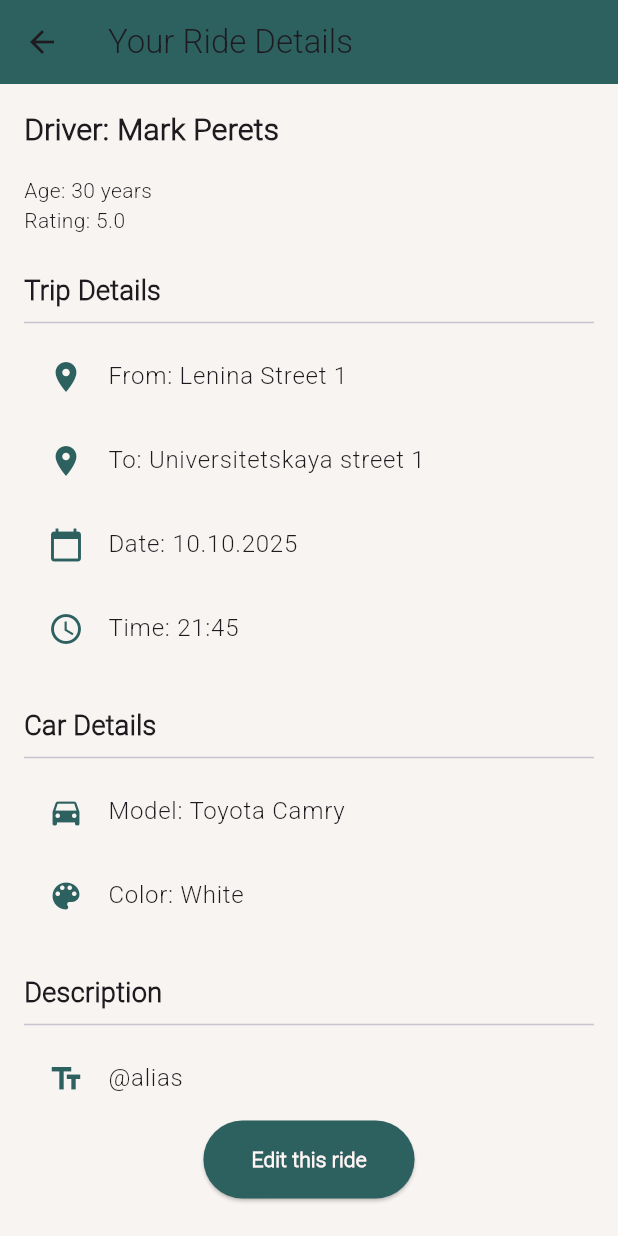
After one commit to karmihkr/Sayohat, a Flutter app: the YourRideDetailsScreen screen opened directly with sample values from the repository, on a phone screen of 412 x 824 dp. The commit adds this screen. Run offline on Flutter 3.47's test engine with Material 3 defaults, Android fonts, the phone set to English and light mode, and no system bars; missing offline and left inert: pattern_formatter.

Commit message:
[new screen] your ride details

```diff
--- a/frontend/lib/screens/tabs-main-screens/list-ride-screens/list_your_ride_screen.dart
+++ b/frontend/lib/screens/tabs-main-screens/list-ride-screens/list_your_ride_screen.dart
@@ -1,6 +1,7 @@
 import 'package:flutter/material.dart';
 import 'package:sayohat/theme/app_colors.dart';
 import 'package:sayohat/screens/test_data_search_screen.dart';
+import 'package:sayohat/screens/tabs-main-screens/list-ride-screens/your_ride_details_screen.dart';
 
 class ListRideScreen extends StatelessWidget {
   const ListRideScreen({super.key});
@@ -31,7 +32,17 @@ class ListRideScreen extends StatelessWidget {
                   itemCount: rides.length,
                   itemBuilder: (BuildContext context, int index) {
                     final ride = rides[index];
-                    return Card(
+                    return InkWell(
+                      onTap: () {
+                        Navigator.push(
+                          context,
+                          MaterialPageRoute(
+                            builder: (context) =>
+                                YourRideDetailsScreen(ride: ride),
+                          ),
+                        );
+                      },
+                      child: Card(
                         margin: const EdgeInsets.symmetric(vertical: 8),
                         elevation: 2,
                         shape: RoundedRectangleBorder(
@@ -44,7 +55,8 @@ class ListRideScreen extends StatelessWidget {
                             crossAxisAlignment: CrossAxisAlignment.start,
                             children: [
                               Row(
-                              mainAxisAlignment: MainAxisAlignment.spaceBetween,
+                                mainAxisAlignment:
+                                    MainAxisAlignment.spaceBetween,
                                 children: [
                                   Text(
                                     ride.fullName,
@@ -137,7 +149,8 @@ class ListRideScreen extends StatelessWidget {
                               ),
                               const SizedBox(height: 12),
                               Row(
-                              mainAxisAlignment: MainAxisAlignment.spaceBetween,
+                                mainAxisAlignment:
+                                    MainAxisAlignment.spaceBetween,
                                 children: [
                                   Row(
                                     children: [
@@ -169,6 +182,7 @@ class ListRideScreen extends StatelessWidget {
                             ],
                           ),
                         ),
+                      ),
                     );
                   },
                 ),
--- /dev/null
+++ b/frontend/lib/screens/tabs-main-screens/list-ride-screens/your_ride_details_screen.dart
@@ -0,0 +1,147 @@
+import 'package:flutter/material.dart';
+import 'package:sayohat/theme/app_colors.dart';
+import 'package:sayohat/screens/test_data_search_screen.dart';
+
+class YourRideDetailsScreen extends StatelessWidget {
+  final Ride ride;
+
+  const YourRideDetailsScreen({super.key, required this.ride});
+
+  @override
+  Widget build(BuildContext context) {
+    return Scaffold(
+      backgroundColor: AppColors.backgroundBeige,
+      appBar: AppBar(
+        title: Text(
+          'Your Ride Details',
+          style: TextStyle(fontFamily: 'Roboto'),
+        ),
+        backgroundColor: AppColors.primaryGreen,
+      ),
+      body: SingleChildScrollView(
+        padding: EdgeInsets.all(16),
+        child: Column(
+          crossAxisAlignment: CrossAxisAlignment.start,
+          children: [
+            Text(
+              'Driver: ${ride.fullName}',
+              style: TextStyle(
+                fontSize: 20,
+                fontWeight: FontWeight.bold,
+                fontFamily: 'Roboto',
+              ),
+            ),
+            SizedBox(height: 16),
+            Text(
+              'Age: ${ride.age} years',
+              style: TextStyle(fontFamily: 'Roboto'),
+            ),
+            Text('Rating: 5.0', style: TextStyle(fontFamily: 'Roboto')),
+            SizedBox(height: 24),
+            Text(
+              'Trip Details',
+              style: TextStyle(
+                fontSize: 18,
+                fontWeight: FontWeight.bold,
+                fontFamily: 'Roboto',
+              ),
+            ),
+            Divider(),
+            ListTile(
+              leading: Icon(Icons.location_on, color: AppColors.primaryGreen),
+              title: Text(
+                'From: ${ride.address1}',
+                style: TextStyle(fontFamily: 'Roboto'),
+              ),
+            ),
+            ListTile(
+              leading: Icon(Icons.location_on, color: AppColors.primaryGreen),
+              title: Text(
+                'To: ${ride.address2}',
+                style: TextStyle(fontFamily: 'Roboto'),
+              ),
+            ),
+            ListTile(
+              leading: Icon(
+                Icons.calendar_today,
+                color: AppColors.primaryGreen,
+              ),
+              title: Text(
+                'Date: ${ride.date.day}.${ride.date.month}.${ride.date.year}',
+                style: TextStyle(fontFamily: 'Roboto'),
+              ),
+            ),
+            ListTile(
+              leading: Icon(Icons.access_time, color: AppColors.primaryGreen),
+              title: Text(
+                'Time: ${ride.date.hour}:${ride.date.min}',
+                style: TextStyle(fontFamily: 'Roboto'),
+              ),
+            ),
+            SizedBox(height: 24),
+            Text(
+              'Car Details',
+              style: TextStyle(
+                fontSize: 18,
+                fontWeight: FontWeight.bold,
+                fontFamily: 'Roboto',
+              ),
+            ),
+            Divider(),
+            ListTile(
+              leading: Icon(
+                Icons.directions_car,
+                color: AppColors.primaryGreen,
+              ),
+              title: Text(
+                'Model: Toyota Camry',
+                style: TextStyle(fontFamily: 'Roboto'),
+              ),
+            ),
+            ListTile(
+              leading: Icon(Icons.color_lens, color: AppColors.primaryGreen),
+              title: Text(
+                'Color: White',
+                style: TextStyle(fontFamily: 'Roboto'),
+              ),
+            ),
+            SizedBox(height: 24),
+            Text(
+              'Description',
+              style: TextStyle(
+                fontSize: 18,
+                fontWeight: FontWeight.bold,
+                fontFamily: 'Roboto',
+              ),
+            ),
+            Divider(),
+            ListTile(
+              leading: Icon(Icons.text_fields, color: AppColors.primaryGreen),
+              title: Text(
+                ride.description,
+                style: TextStyle(fontFamily: 'Roboto'),
+              ),
+            ),
+            Center(
+              child: ElevatedButton(
+                onPressed: () {},
+                style: ElevatedButton.styleFrom(
+                  backgroundColor: AppColors.primaryGreen,
+                  padding: EdgeInsets.symmetric(horizontal: 32, vertical: 16),
+                ),
+                child: Text(
+                  'Edit this ride',
+                  style: TextStyle(
+                    color: AppColors.primaryWhite,
+                    fontWeight: FontWeight.bold,
+                    fontFamily: 'Roboto',
+                  ),
+                ),
+              ),
+            ),
+          ],
+        ),
+      ),
+    );
+  }
+}
```
Lines whose indentation alone changed are shown as unchanged.
